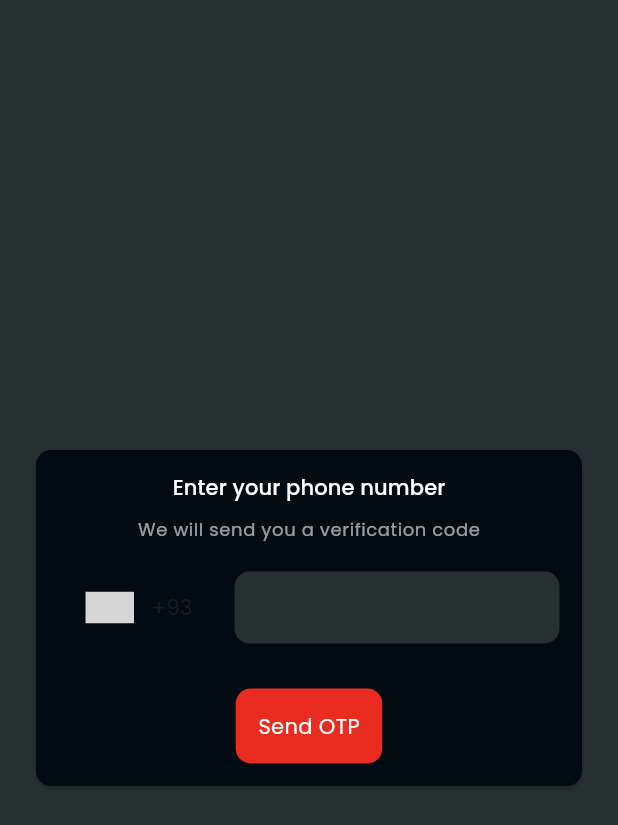
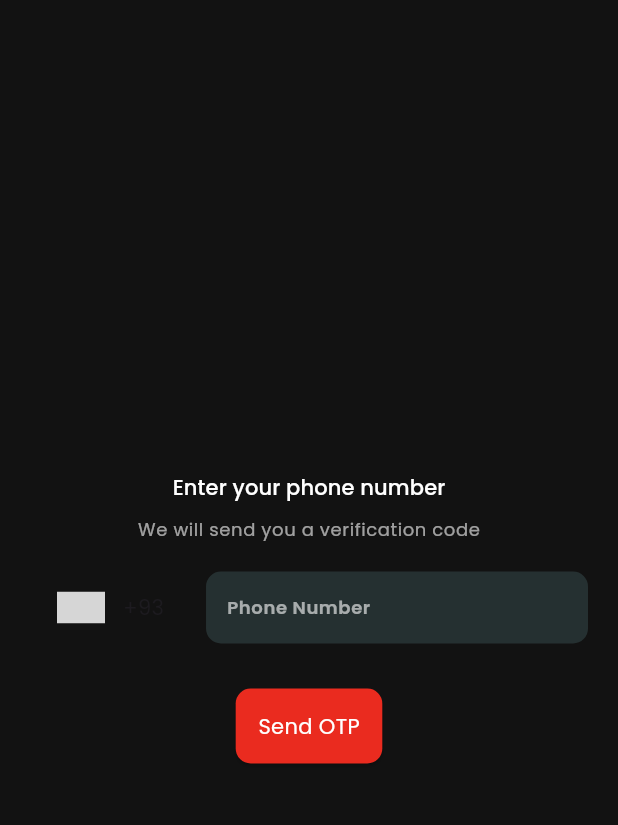
Before and after one commit to lbnmahs/vulcane, a Flutter app: the PhoneOTPScreen screen opened directly with empty values, on a phone screen of 412 x 824 dp. Shown: the top 825 px of the screen. Run offline on Flutter 3.47's test engine with Material 3 defaults, Android fonts, the phone set to English and light mode, and no system bars; drawn by our look-alikes of intl_phone_number_input; our stand-ins replace bloc, cloud_firestore, firebase_auth, firebase_core, flutter_bloc, flutter_dotenv and 5 more; accounts and stored records are empty; grey boxes are pictures that could not be loaded.

Commit message:
fix: phone and OTP number verification UI

```diff
--- a/lib/views/screens/auth/phone_otp_screen.dart
+++ b/lib/views/screens/auth/phone_otp_screen.dart
@@ -4,6 +4,7 @@ import 'package:flutter_otp_text_field/flutter_otp_text_field.dart';
 import 'package:intl_phone_number_input/intl_phone_number_input.dart';
 
 import 'package:vulcane/middleware/auth/auth_bloc.dart';
+import 'package:vulcane/views/widgets/custom_input.dart';
 
 class PhoneOTPScreen extends StatefulWidget {
   const PhoneOTPScreen({super.key, required this.uid});
@@ -27,17 +28,9 @@ class _PhoneOTPScreenState extends State<PhoneOTPScreen> {
   @override
   Widget build(BuildContext context) {
     return Scaffold(
-      backgroundColor: Theme.of(context).colorScheme.primaryContainer,
       body: Center(
         child: SingleChildScrollView(
           padding: const EdgeInsets.symmetric(horizontal: 20),
-          child: Card(
-            shape: RoundedRectangleBorder(
-              borderRadius: BorderRadius.circular(10),
-            ),
-            color: Theme.of(context).colorScheme.primary,
-            child: Padding(
-              padding: const EdgeInsets.all(15),
           child: Column(
             mainAxisSize: MainAxisSize.min,
             children: [
@@ -54,7 +47,7 @@ class _PhoneOTPScreenState extends State<PhoneOTPScreen> {
               Text(
                 _isPhoneNumber
                   ? 'We will send you a verification code'
-                      : 'Enter the code sent to your phone',
+                  : 'Enter the code sent to ${_phoneNumberController.text}',
                 style: Theme.of(context).textTheme.bodySmall!.copyWith(
                   color: Theme.of(context).colorScheme.onPrimaryContainer,
                 ),
@@ -64,27 +57,10 @@ class _PhoneOTPScreenState extends State<PhoneOTPScreen> {
               _isPhoneNumber
                 ? InternationalPhoneNumberInput(
                     textFieldController: _phoneNumberController,
-                        inputDecoration: InputDecoration(
-                          border: OutlineInputBorder(
-                            borderRadius: BorderRadius.circular(10.0),
-                            borderSide: BorderSide.none,
+                    textStyle: Theme.of(context).textTheme.bodyMedium!.copyWith(
+                      color: Theme.of(context).colorScheme.onPrimary,
                     ),
-                          filled: true,
-                          fillColor: Theme.of(context).colorScheme.primaryContainer,
-                          contentPadding: const EdgeInsets.all(10.0),
-                          enabledBorder: OutlineInputBorder(
-                            borderRadius: BorderRadius.circular(10.0),
-                            borderSide: BorderSide.none,
-                          ),
-                          errorBorder: OutlineInputBorder(
-                            borderRadius: BorderRadius.circular(10.0),
-                            borderSide: const BorderSide(color: Colors.red, width: 1.0),
-                          ),
-                          focusedErrorBorder: OutlineInputBorder(
-                            borderRadius: BorderRadius.circular(10.0),
-                            borderSide: BorderSide.none,
-                          ),
-                        ),
+                    inputDecoration: customInputDecoration(context: context, label: 'Phone Number'),
                     onInputChanged: (phone) => debugPrint(phone as String),
                     selectorConfig: const SelectorConfig(
                       selectorType: PhoneInputSelectorType.BOTTOM_SHEET,
@@ -147,8 +123,6 @@ class _PhoneOTPScreenState extends State<PhoneOTPScreen> {
           ),
         ),
       ),
-        ),
-      ),
     );
   }
 }
```
Lines whose indentation alone changed are shown as unchanged.
